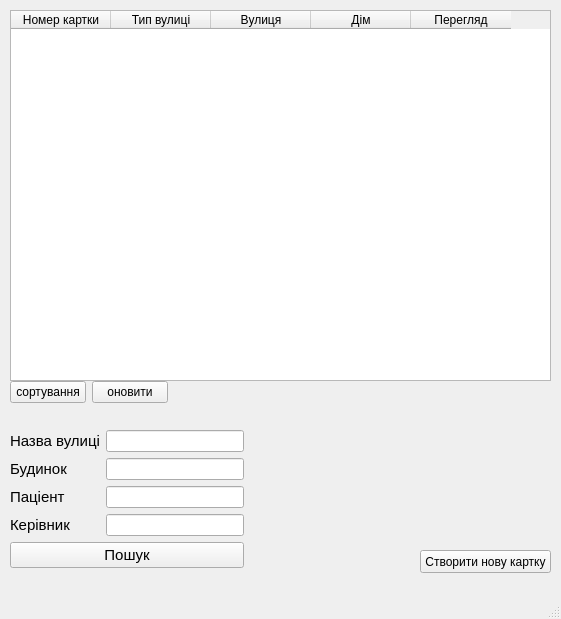
The window that MainForm.ui (LiquorProg/katalog) describes before a commit, drawn with Qt 5.
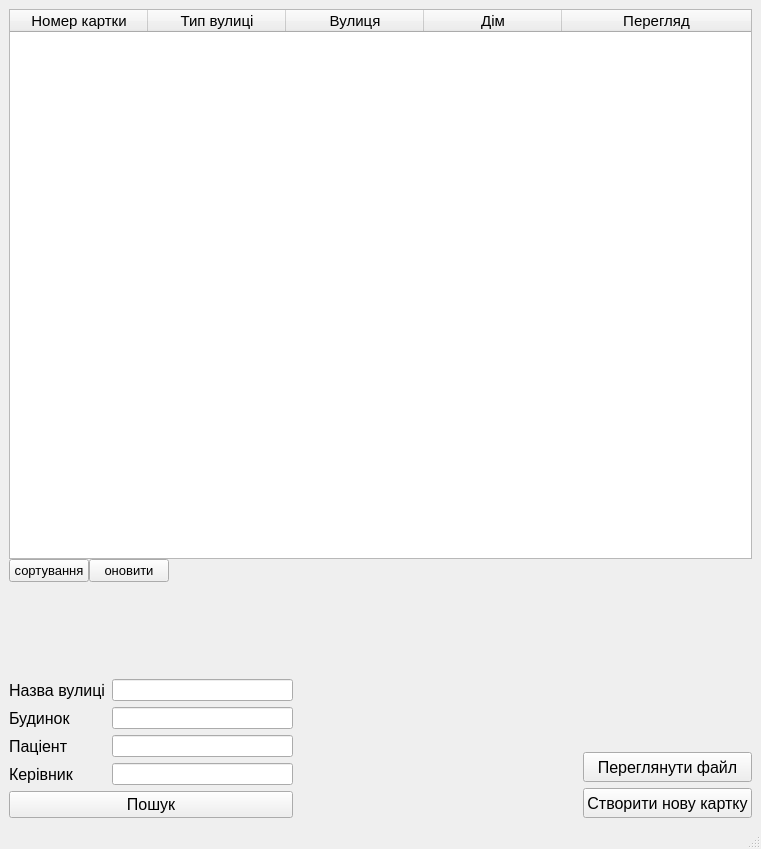
The same window after the commit.

```diff
--- a/MainForm.ui
+++ b/MainForm.ui
@@ -6,8 +6,8 @@
    <rect>
     <x>0</x>
     <y>0</y>
-    <width>561</width>
-    <height>619</height>
+    <width>761</width>
+    <height>849</height>
    </rect>
   </property>
   <property name="windowTitle">
@@ -17,28 +17,64 @@
    <string/>
   </property>
   <widget class="QWidget" name="centralwidget">
-   <widget class="QPushButton" name="pushButton">
-    <property name="geometry">
-     <rect>
-      <x>420</x>
-      <y>550</y>
-      <width>131</width>
-      <height>23</height>
-     </rect>
-    </property>
-    <property name="text">
-     <string>Cтворити нову картку</string>
-    </property>
-   </widget>
+   <layout class="QGridLayout" name="gridLayout_2">
+    <item row="0" column="0">
+     <layout class="QVBoxLayout" name="verticalLayout">
+      <property name="spacing">
+       <number>0</number>
+      </property>
+      <item>
    <widget class="QTableWidget" name="tableWidget">
-    <property name="geometry">
-     <rect>
-      <x>10</x>
-      <y>10</y>
-      <width>541</width>
-      <height>371</height>
-     </rect>
-    </property>
+        <property name="enabled">
+         <bool>true</bool>
+        </property>
+        <property name="sizePolicy">
+         <sizepolicy hsizetype="Expanding" vsizetype="Expanding">
+          <horstretch>0</horstretch>
+          <verstretch>0</verstretch>
+         </sizepolicy>
+        </property>
+        <property name="minimumSize">
+         <size>
+          <width>0</width>
+          <height>550</height>
+         </size>
+        </property>
+        <property name="font">
+         <font>
+          <pointsize>11</pointsize>
+         </font>
+        </property>
+        <property name="cursor" stdset="0">
+         <cursorShape>ArrowCursor</cursorShape>
+        </property>
+        <property name="focusPolicy">
+         <enum>Qt::StrongFocus</enum>
+        </property>
+        <property name="iconSize">
+         <size>
+          <width>0</width>
+          <height>0</height>
+         </size>
+        </property>
+        <attribute name="horizontalHeaderDefaultSectionSize">
+         <number>138</number>
+        </attribute>
+        <attribute name="horizontalHeaderMinimumSectionSize">
+         <number>40</number>
+        </attribute>
+        <attribute name="horizontalHeaderShowSortIndicator" stdset="0">
+         <bool>false</bool>
+        </attribute>
+        <attribute name="horizontalHeaderStretchLastSection">
+         <bool>true</bool>
+        </attribute>
+        <attribute name="verticalHeaderDefaultSectionSize">
+         <number>30</number>
+        </attribute>
+        <attribute name="verticalHeaderMinimumSectionSize">
+         <number>25</number>
+        </attribute>
     <column>
      <property name="text">
       <string>Номер картки</string>
@@ -65,39 +101,59 @@
      </property>
     </column>
    </widget>
-   <widget class="QWidget" name="layoutWidget">
-    <property name="geometry">
-     <rect>
-      <x>10</x>
-      <y>430</y>
-      <width>234</width>
-      <height>140</height>
-     </rect>
-    </property>
+      </item>
+      <item>
+       <layout class="QHBoxLayout" name="horizontalLayout">
+        <item>
+         <widget class="QPushButton" name="sortButton">
+          <property name="font">
+           <font>
+            <pointsize>10</pointsize>
+           </font>
+          </property>
+          <property name="text">
+           <string>сортування</string>
+          </property>
+         </widget>
+        </item>
+        <item>
+         <widget class="QPushButton" name="updateButton">
+          <property name="font">
+           <font>
+            <pointsize>10</pointsize>
+           </font>
+          </property>
+          <property name="text">
+           <string>оновити</string>
+          </property>
+         </widget>
+        </item>
+        <item>
+         <spacer name="horizontalSpacer">
+          <property name="orientation">
+           <enum>Qt::Horizontal</enum>
+          </property>
+          <property name="sizeHint" stdset="0">
+           <size>
+            <width>40</width>
+            <height>20</height>
+           </size>
+          </property>
+         </spacer>
+        </item>
+       </layout>
+      </item>
+     </layout>
+    </item>
+    <item row="2" column="0">
+     <layout class="QHBoxLayout" name="horizontalLayout_2">
+      <item>
     <layout class="QGridLayout" name="gridLayout">
-     <item row="0" column="0">
-      <widget class="QLabel" name="label_4">
-       <property name="font">
-        <font>
-         <pointsize>11</pointsize>
-        </font>
-       </property>
-       <property name="text">
-        <string>Назва вулиці</string>
-       </property>
-       <property name="margin">
-        <number>2</number>
-       </property>
-      </widget>
-     </item>
-     <item row="0" column="1">
-      <widget class="QLineEdit" name="search_street"/>
-     </item>
      <item row="1" column="0">
       <widget class="QLabel" name="label_5">
        <property name="font">
         <font>
-         <pointsize>11</pointsize>
+            <pointsize>12</pointsize>
         </font>
        </property>
        <property name="text">
@@ -115,7 +171,7 @@
       <widget class="QLabel" name="label_6">
        <property name="font">
         <font>
-         <pointsize>11</pointsize>
+            <pointsize>12</pointsize>
         </font>
        </property>
        <property name="text">
@@ -126,6 +182,24 @@
        </property>
       </widget>
      </item>
+        <item row="0" column="1">
+         <widget class="QLineEdit" name="search_street"/>
+        </item>
+        <item row="0" column="0">
+         <widget class="QLabel" name="label_4">
+          <property name="font">
+           <font>
+            <pointsize>12</pointsize>
+           </font>
+          </property>
+          <property name="text">
+           <string>Назва вулиці</string>
+          </property>
+          <property name="margin">
+           <number>2</number>
+          </property>
+         </widget>
+        </item>
      <item row="2" column="1">
       <widget class="QLineEdit" name="search_patient"/>
      </item>
@@ -133,7 +207,7 @@
       <widget class="QLabel" name="label_7">
        <property name="font">
         <font>
-         <pointsize>11</pointsize>
+            <pointsize>12</pointsize>
         </font>
        </property>
        <property name="text">
@@ -151,7 +225,7 @@
       <widget class="QPushButton" name="searchButton">
        <property name="font">
         <font>
-         <pointsize>11</pointsize>
+            <pointsize>12</pointsize>
         </font>
        </property>
        <property name="text">
@@ -160,33 +234,89 @@
       </widget>
      </item>
     </layout>
-   </widget>
-   <widget class="QWidget" name="layoutWidget">
-    <property name="geometry">
-     <rect>
-      <x>10</x>
-      <y>380</y>
-      <width>158</width>
-      <height>25</height>
-     </rect>
-    </property>
-    <layout class="QGridLayout" name="gridLayout_2">
-     <item row="0" column="0">
-      <widget class="QPushButton" name="sortButton">
+      </item>
+      <item>
+       <spacer name="horizontalSpacer_2">
+        <property name="orientation">
+         <enum>Qt::Horizontal</enum>
+        </property>
+        <property name="sizeHint" stdset="0">
+         <size>
+          <width>40</width>
+          <height>20</height>
+         </size>
+        </property>
+       </spacer>
+      </item>
+      <item>
+       <layout class="QVBoxLayout" name="verticalLayout_2">
+        <item>
+         <spacer name="verticalSpacer">
+          <property name="orientation">
+           <enum>Qt::Vertical</enum>
+          </property>
+          <property name="sizeHint" stdset="0">
+           <size>
+            <width>20</width>
+            <height>40</height>
+           </size>
+          </property>
+         </spacer>
+        </item>
+        <item>
+         <widget class="QPushButton" name="view_fileButton">
+          <property name="minimumSize">
+           <size>
+            <width>150</width>
+            <height>30</height>
+           </size>
+          </property>
+          <property name="font">
+           <font>
+            <pointsize>12</pointsize>
+           </font>
+          </property>
        <property name="text">
-        <string>сортування</string>
+           <string>Переглянути файл</string>
        </property>
       </widget>
      </item>
-     <item row="0" column="1">
-      <widget class="QPushButton" name="updateButton">
+        <item>
+         <widget class="QPushButton" name="pushButton">
+          <property name="minimumSize">
+           <size>
+            <width>150</width>
+            <height>30</height>
+           </size>
+          </property>
+          <property name="font">
+           <font>
+            <pointsize>12</pointsize>
+           </font>
+          </property>
        <property name="text">
-        <string>оновити</string>
+           <string>Cтворити нову картку</string>
        </property>
       </widget>
      </item>
     </layout>
-   </widget>
+      </item>
+     </layout>
+    </item>
+    <item row="1" column="0">
+     <spacer name="verticalSpacer_3">
+      <property name="orientation">
+       <enum>Qt::Vertical</enum>
+      </property>
+      <property name="sizeHint" stdset="0">
+       <size>
+        <width>20</width>
+        <height>40</height>
+       </size>
+      </property>
+     </spacer>
+    </item>
+   </layout>
   </widget>
   <widget class="QMenuBar" name="menubar">
    <property name="geometry">
```
Left out of the diff: 2 changed lines with no effect on the pictures. Lines whose indentation alone changed are shown as unchanged.
